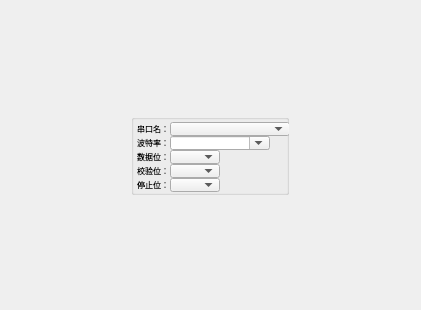
Before: the Qt Designer form ui_uart_settings_window.ui in pjmbox/trailing, drawn with Qt 5.
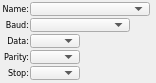
After: the same form once the commit is applied.

Commit message: auto scroll is finished.

The edit to the form file:
```diff
--- a/ui_uart_settings_window.ui
+++ b/ui_uart_settings_window.ui
@@ -9,8 +9,8 @@
    <rect>
     <x>0</x>
     <y>0</y>
-    <width>421</width>
-    <height>310</height>
+    <width>156</width>
+    <height>83</height>
    </rect>
   </property>
   <property name="sizePolicy">
@@ -45,81 +45,72 @@
     <enum>QLayout::SetDefaultConstraint</enum>
    </property>
    <property name="leftMargin">
-    <number>0</number>
+    <number>2</number>
    </property>
    <property name="topMargin">
-    <number>0</number>
+    <number>2</number>
    </property>
    <property name="rightMargin">
-    <number>0</number>
+    <number>2</number>
    </property>
    <property name="bottomMargin">
-    <number>0</number>
+    <number>2</number>
    </property>
-   <property name="spacing">
-    <number>0</number>
+   <property name="horizontalSpacing">
+    <number>1</number>
    </property>
-   <item row="0" column="0">
-    <widget class="QGroupBox" name="groupBox">
-     <property name="enabled">
-      <bool>true</bool>
-     </property>
-     <property name="sizePolicy">
-      <sizepolicy hsizetype="Fixed" vsizetype="Fixed">
-       <horstretch>0</horstretch>
-       <verstretch>0</verstretch>
-      </sizepolicy>
+   <property name="verticalSpacing">
+    <number>2</number>
+   </property>
+   <item row="2" column="0">
+    <widget class="QLabel" name="label_uart_baud">
+     <property name="font">
+      <font>
+       <family>Verdana</family>
+       <pointsize>6</pointsize>
+      </font>
      </property>
-     <property name="minimumSize">
-      <size>
-       <width>158</width>
-       <height>81</height>
-      </size>
+     <property name="text">
+      <string>Baud:</string>
      </property>
-     <property name="maximumSize">
-      <size>
-       <width>158</width>
-       <height>81</height>
-      </size>
+     <property name="alignment">
+      <set>Qt::AlignRight|Qt::AlignTrailing|Qt::AlignVCenter</set>
      </property>
-     <property name="baseSize">
+    </widget>
+   </item>
+   <item row="12" column="0">
+    <spacer name="verticalSpacer">
+     <property name="orientation">
+      <enum>Qt::Vertical</enum>
+     </property>
+     <property name="sizeType">
+      <enum>QSizePolicy::Expanding</enum>
+     </property>
+     <property name="sizeHint" stdset="0">
       <size>
-       <width>0</width>
+       <width>10</width>
        <height>0</height>
       </size>
      </property>
-     <property name="autoFillBackground">
-      <bool>true</bool>
+    </spacer>
+   </item>
+   <item row="5" column="0">
+    <widget class="QLabel" name="label_uart_oddbit">
+     <property name="font">
+      <font>
+       <family>Verdana</family>
+       <pointsize>6</pointsize>
+      </font>
      </property>
-     <property name="title">
-      <string/>
+     <property name="text">
+      <string>Parity:</string>
      </property>
-     <property name="flat">
-      <bool>false</bool>
+     <property name="alignment">
+      <set>Qt::AlignRight|Qt::AlignTrailing|Qt::AlignVCenter</set>
      </property>
-     <property name="checkable">
-      <bool>false</bool>
-     </property>
-     <layout class="QGridLayout" name="gridLayout_2">
-      <property name="sizeConstraint">
-       <enum>QLayout::SetDefaultConstraint</enum>
-      </property>
-      <property name="leftMargin">
-       <number>3</number>
-      </property>
-      <property name="topMargin">
-       <number>2</number>
-      </property>
-      <property name="rightMargin">
-       <number>1</number>
-      </property>
-      <property name="bottomMargin">
-       <number>1</number>
-      </property>
-      <property name="spacing">
-       <number>1</number>
-      </property>
-      <item row="0" column="0">
+    </widget>
+   </item>
+   <item row="1" column="0">
        <widget class="QLabel" name="label_uart_name">
         <property name="font">
          <font>
@@ -128,14 +119,14 @@
          </font>
         </property>
         <property name="text">
-         <string>串口名：</string>
+      <string>Name:</string>
         </property>
         <property name="alignment">
          <set>Qt::AlignRight|Qt::AlignTrailing|Qt::AlignVCenter</set>
         </property>
        </widget>
       </item>
-      <item row="0" column="1">
+   <item row="1" column="1">
        <widget class="QComboBox" name="comboBox_uart_name">
         <property name="sizePolicy">
          <sizepolicy hsizetype="Fixed" vsizetype="Fixed">
@@ -178,7 +169,7 @@
         </property>
        </widget>
       </item>
-      <item row="0" column="2">
+   <item row="1" column="2">
        <spacer name="horizontalSpacer">
         <property name="orientation">
          <enum>Qt::Horizontal</enum>
@@ -191,23 +182,7 @@
         </property>
        </spacer>
       </item>
-      <item row="1" column="0">
-       <widget class="QLabel" name="label_uart_baud">
-        <property name="font">
-         <font>
-          <family>Verdana</family>
-          <pointsize>6</pointsize>
-         </font>
-        </property>
-        <property name="text">
-         <string>波特率：</string>
-        </property>
-        <property name="alignment">
-         <set>Qt::AlignRight|Qt::AlignTrailing|Qt::AlignVCenter</set>
-        </property>
-       </widget>
-      </item>
-      <item row="1" column="1">
+   <item row="2" column="1">
        <widget class="QComboBox" name="comboBox_uart_baud">
         <property name="sizePolicy">
          <sizepolicy hsizetype="Fixed" vsizetype="Fixed">
@@ -240,59 +215,12 @@
          </font>
         </property>
         <property name="editable">
-         <bool>true</bool>
-        </property>
-       </widget>
-      </item>
-      <item row="2" column="0">
-       <widget class="QLabel" name="label_uart_databit">
-        <property name="font">
-         <font>
-          <family>Verdana</family>
-          <pointsize>6</pointsize>
-         </font>
-        </property>
-        <property name="text">
-         <string>数据位：</string>
-        </property>
-        <property name="alignment">
-         <set>Qt::AlignRight|Qt::AlignTrailing|Qt::AlignVCenter</set>
-        </property>
-       </widget>
-      </item>
-      <item row="2" column="1">
-       <widget class="QComboBox" name="comboBox_uart_databit">
-        <property name="sizePolicy">
-         <sizepolicy hsizetype="Fixed" vsizetype="Fixed">
-          <horstretch>0</horstretch>
-          <verstretch>0</verstretch>
-         </sizepolicy>
-        </property>
-        <property name="minimumSize">
-         <size>
-          <width>50</width>
-          <height>14</height>
-         </size>
-        </property>
-        <property name="maximumSize">
-         <size>
-          <width>50</width>
-          <height>14</height>
-         </size>
-        </property>
-        <property name="font">
-         <font>
-          <family>Verdana</family>
-          <pointsize>6</pointsize>
-         </font>
-        </property>
-        <property name="editable">
          <bool>false</bool>
         </property>
        </widget>
       </item>
       <item row="3" column="0">
-       <widget class="QLabel" name="label_uart_oddbit">
+    <widget class="QLabel" name="label_uart_databit">
         <property name="font">
          <font>
           <family>Verdana</family>
@@ -300,7 +228,23 @@
          </font>
         </property>
         <property name="text">
-         <string>校验位：</string>
+      <string>Data:</string>
+     </property>
+     <property name="alignment">
+      <set>Qt::AlignRight|Qt::AlignTrailing|Qt::AlignVCenter</set>
+     </property>
+    </widget>
+   </item>
+   <item row="6" column="0">
+    <widget class="QLabel" name="label_uart_stopbit">
+     <property name="font">
+      <font>
+       <family>Verdana</family>
+       <pointsize>6</pointsize>
+      </font>
+     </property>
+     <property name="text">
+      <string>Stop:</string>
         </property>
         <property name="alignment">
          <set>Qt::AlignRight|Qt::AlignTrailing|Qt::AlignVCenter</set>
@@ -308,6 +252,37 @@
        </widget>
       </item>
       <item row="3" column="1">
+    <widget class="QComboBox" name="comboBox_uart_databit">
+     <property name="sizePolicy">
+      <sizepolicy hsizetype="Fixed" vsizetype="Fixed">
+       <horstretch>0</horstretch>
+       <verstretch>0</verstretch>
+      </sizepolicy>
+     </property>
+     <property name="minimumSize">
+      <size>
+       <width>50</width>
+       <height>14</height>
+      </size>
+     </property>
+     <property name="maximumSize">
+      <size>
+       <width>50</width>
+       <height>14</height>
+      </size>
+     </property>
+     <property name="font">
+      <font>
+       <family>Verdana</family>
+       <pointsize>6</pointsize>
+      </font>
+     </property>
+     <property name="editable">
+      <bool>false</bool>
+     </property>
+    </widget>
+   </item>
+   <item row="5" column="1">
        <widget class="QComboBox" name="comboBox_uart_oddbit">
         <property name="sizePolicy">
          <sizepolicy hsizetype="Fixed" vsizetype="Fixed">
@@ -335,23 +310,7 @@
         </property>
        </widget>
       </item>
-      <item row="4" column="0">
-       <widget class="QLabel" name="label_uart_stopbit">
-        <property name="font">
-         <font>
-          <family>Verdana</family>
-          <pointsize>6</pointsize>
-         </font>
-        </property>
-        <property name="text">
-         <string>停止位：</string>
-        </property>
-        <property name="alignment">
-         <set>Qt::AlignRight|Qt::AlignTrailing|Qt::AlignVCenter</set>
-        </property>
-       </widget>
-      </item>
-      <item row="4" column="1">
+   <item row="6" column="1">
        <widget class="QComboBox" name="comboBox_uart_stopbit">
         <property name="sizePolicy">
          <sizepolicy hsizetype="Fixed" vsizetype="Fixed">
@@ -380,25 +339,6 @@
         <property name="editable">
          <bool>false</bool>
         </property>
-       </widget>
-      </item>
-      <item row="5" column="0">
-       <spacer name="verticalSpacer">
-        <property name="orientation">
-         <enum>Qt::Vertical</enum>
-        </property>
-        <property name="sizeType">
-         <enum>QSizePolicy::Expanding</enum>
-        </property>
-        <property name="sizeHint" stdset="0">
-         <size>
-          <width>10</width>
-          <height>0</height>
-         </size>
-        </property>
-       </spacer>
-      </item>
-     </layout>
     </widget>
    </item>
   </layout>
```
Lines whose indentation alone changed are shown as unchanged. The commit also changes 10 other files.
